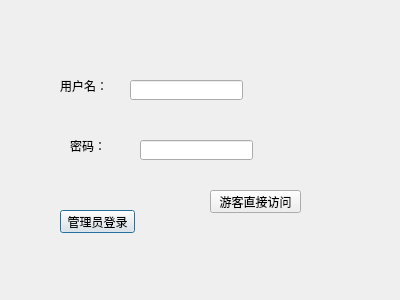
The window that logindialog.ui (YuQiao0303/MediaManagement) describes before a commit, drawn with Qt 5.
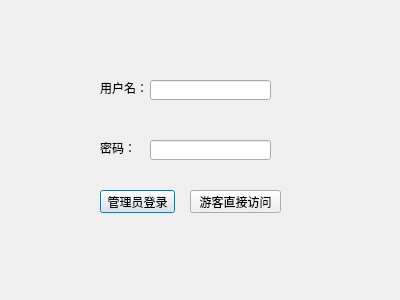
The same window after the commit.

What changed in the file:
```diff
--- a/logindialog.ui
+++ b/logindialog.ui
@@ -16,8 +16,8 @@
   <widget class="QPushButton" name="pushButton">
    <property name="geometry">
     <rect>
-     <x>60</x>
-     <y>210</y>
+     <x>100</x>
+     <y>190</y>
      <width>75</width>
      <height>23</height>
     </rect>
@@ -29,9 +29,9 @@
   <widget class="QLineEdit" name="userName">
    <property name="geometry">
     <rect>
-     <x>130</x>
+     <x>150</x>
      <y>80</y>
-     <width>113</width>
+     <width>121</width>
      <height>20</height>
     </rect>
    </property>
@@ -39,9 +39,9 @@
   <widget class="QLineEdit" name="password">
    <property name="geometry">
     <rect>
-     <x>140</x>
+     <x>150</x>
      <y>140</y>
-     <width>113</width>
+     <width>121</width>
      <height>20</height>
     </rect>
    </property>
@@ -49,10 +49,10 @@
   <widget class="QLabel" name="label">
    <property name="geometry">
     <rect>
-     <x>60</x>
+     <x>100</x>
      <y>80</y>
-     <width>54</width>
-     <height>12</height>
+     <width>48</width>
+     <height>16</height>
     </rect>
    </property>
    <property name="text">
@@ -62,10 +62,10 @@
   <widget class="QLabel" name="label_2">
    <property name="geometry">
     <rect>
-     <x>70</x>
+     <x>100</x>
      <y>140</y>
-     <width>54</width>
-     <height>12</height>
+     <width>48</width>
+     <height>16</height>
     </rect>
    </property>
    <property name="text">
@@ -75,7 +75,7 @@
   <widget class="QPushButton" name="pushButton_visitor">
    <property name="geometry">
     <rect>
-     <x>210</x>
+     <x>190</x>
      <y>190</y>
      <width>91</width>
      <height>23</height>
```
Left out of the diff: 2 changed lines with no effect on the pictures.
